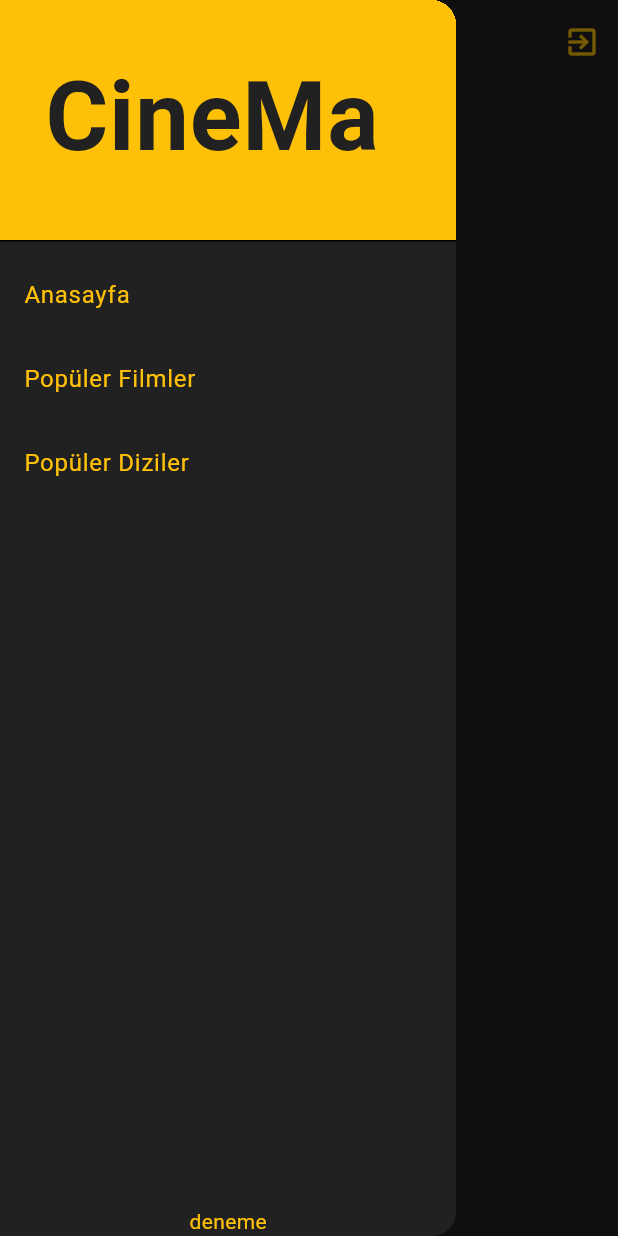
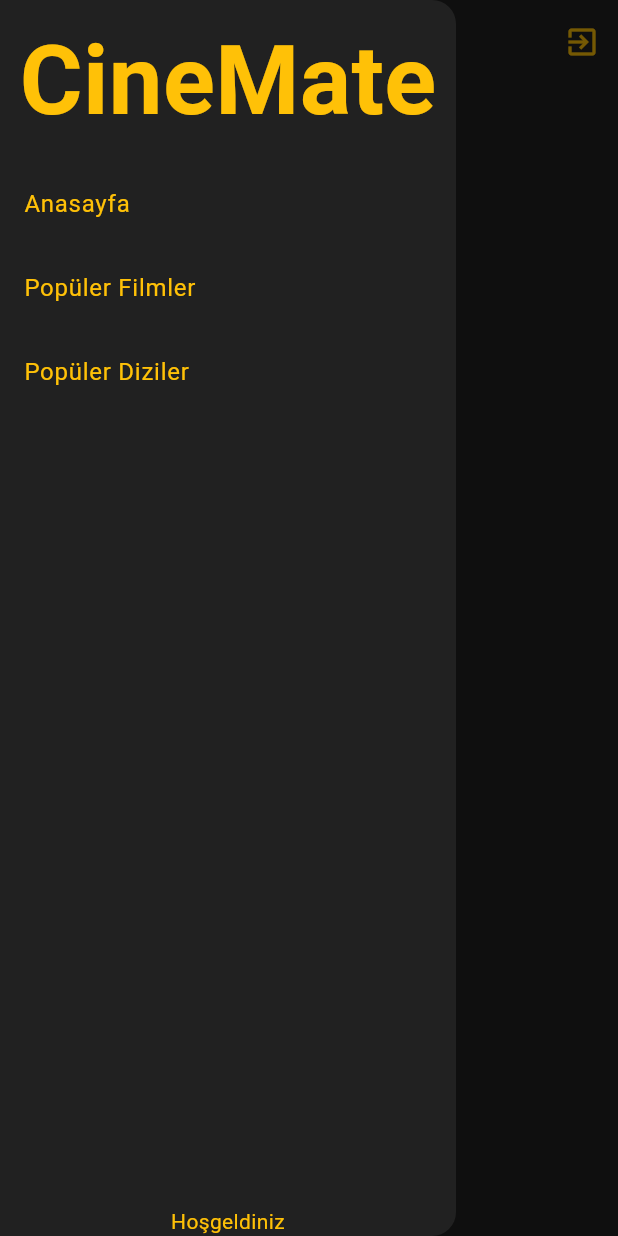
Before and after one commit to ysntopbas/cinematev2, a Flutter app: the screen it shows once a user with an empty profile is signed in, with the side drawer open, on a phone screen of 412 x 824 dp. Run offline on Flutter 3.47's test engine with Material 3 defaults, Android fonts, the phone set to English and light mode, and no system bars; our stand-ins replace firebase_auth, firebase_core, google_fonts; accounts and stored records are empty; generated files the repository leaves out were written again.

Commit message:
feat: refactor home page layout by updating DrawerHeader and improving welcome message display

```diff
--- a/lib/screens/home_page.dart
+++ b/lib/screens/home_page.dart
@@ -30,19 +30,20 @@ class HomePage extends StatelessWidget {
         child: SafeArea(
           child: Column(
             children: [
-              DrawerHeader(
-                decoration: BoxDecoration(
-                  color: Theme.of(context).colorScheme.primary,
-                ),
-                padding: const EdgeInsets.all(30),
+              Column(
+                children: [
+                  Padding(
+                    padding: const EdgeInsets.all(8.0),
                     child: Text(
                       'CineMate',
                       style: GoogleFonts.fleurDeLeah(
                         fontSize: 64,
                         fontWeight: FontWeight.bold,
-                    color: Theme.of(context).colorScheme.secondary,
+                        color: Theme.of(context).colorScheme.primary,
                       ),
                     ),
+                  ),
+                ],
               ),
               ListTile(
                 title: const Text('Anasayfa'),
@@ -63,7 +64,9 @@ class HomePage extends StatelessWidget {
                 },
               ),
               Spacer(),
-              Text('deneme'),
+              Text(
+                  textAlign: TextAlign.center,
+                  'Hoşgeldiniz ${context.read<AuthProvider>().user?.email ?? 'boş'}'),
             ],
           ),
         ),
@@ -72,8 +75,7 @@ class HomePage extends StatelessWidget {
         child: Column(
           mainAxisAlignment: MainAxisAlignment.center,
           children: [
-            Text(
-                'Hoşgeldiniz! ${context.read<AuthProvider>().user?.email ?? 'boş'}'),
+            Text('Hoşgeldiniz! '),
           ],
         ),
       ),
```
Lines whose indentation alone changed are shown as unchanged.
